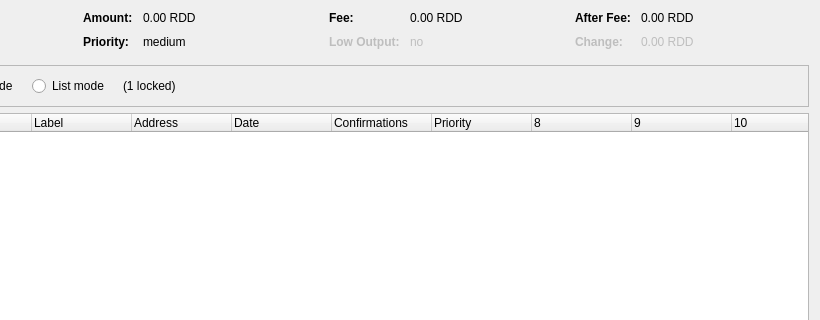
This is src/qt/forms/coincontroldialog.ui in chavezcoin-project/arepacoin-blackcoin as Qt 5 draws it before an edit; both pictures show x 180 to 1000 and y 0 to 320 of the 1000 by 500 pixel window. The edited form follows.
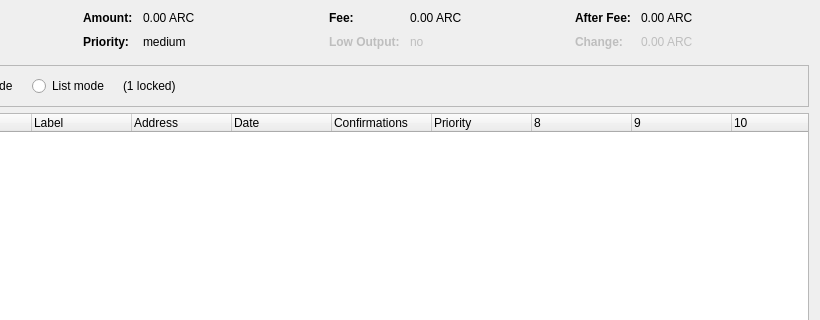
This is the edited form. Custom widgets are drawn as their Qt base class.

What changed in the file:
```diff
--- a/src/qt/forms/coincontroldialog.ui
+++ b/src/qt/forms/coincontroldialog.ui
@@ -132,7 +132,7 @@
           <enum>Qt::ActionsContextMenu</enum>
          </property>
          <property name="text">
-          <string notr="true">0.00 RDD</string>
+          <string notr="true">0.00 ARC</string>
          </property>
          <property name="textInteractionFlags">
           <set>Qt::LinksAccessibleByMouse|Qt::TextSelectableByKeyboard|Qt::TextSelectableByMouse</set>
@@ -206,7 +206,7 @@
           <enum>Qt::ActionsContextMenu</enum>
          </property>
          <property name="text">
-          <string notr="true">0.00 RDD</string>
+          <string notr="true">0.00 ARC</string>
          </property>
          <property name="textInteractionFlags">
           <set>Qt::LinksAccessibleByMouse|Qt::TextSelectableByKeyboard|Qt::TextSelectableByMouse</set>
@@ -286,7 +286,7 @@
           <enum>Qt::ActionsContextMenu</enum>
          </property>
          <property name="text">
-          <string notr="true">0.00 RDD</string>
+          <string notr="true">0.00 ARC</string>
          </property>
          <property name="textInteractionFlags">
           <set>Qt::LinksAccessibleByMouse|Qt::TextSelectableByKeyboard|Qt::TextSelectableByMouse</set>
@@ -321,7 +321,7 @@
           <enum>Qt::ActionsContextMenu</enum>
          </property>
          <property name="text">
-          <string notr="true">0.00 RDD</string>
+          <string notr="true">0.00 ARC</string>
          </property>
          <property name="textInteractionFlags">
           <set>Qt::LinksAccessibleByMouse|Qt::TextSelectableByKeyboard|Qt::TextSelectableByMouse</set>
```
